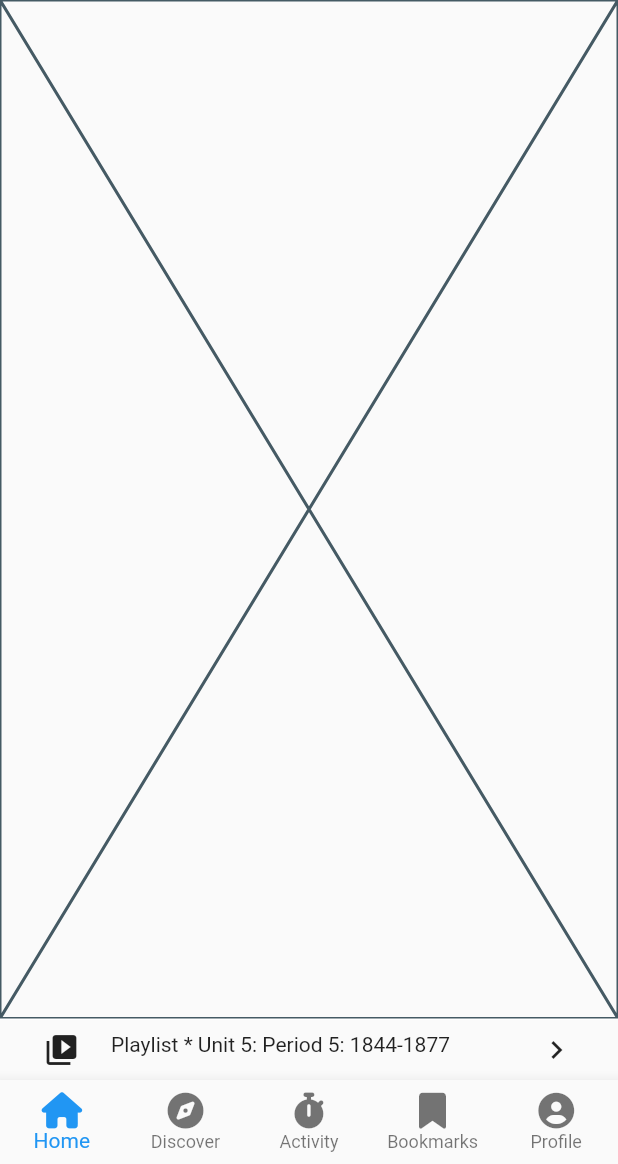
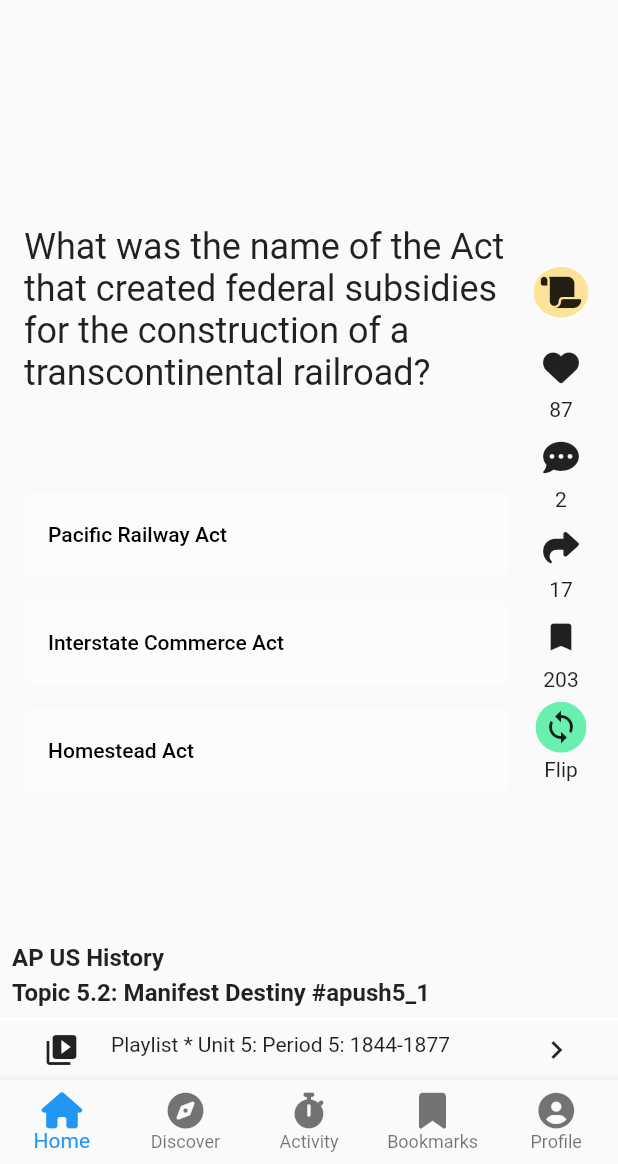
Before and after one commit to masumba/cross_over_test_quizlr, a Flutter app: the screen it shows after launch, tab 2 chosen, on a phone screen of 412 x 824 dp, the part 72-1236 px from its top. Run offline on Flutter 3.47's test engine with Material 2 defaults, Android fonts, the phone set to English and light mode, and no system bars; drawn by our look-alikes of auto_size_text; our stand-ins replace another_flushbar, flutter_feather_icons, font_awesome_flutter, get_it, internet_connection_checker, logger and 2 more.

Commit message:
[WIP] adds for you answer tiles.

```diff
--- /dev/null
+++ b/lib/models/dto/for_you_tab_answer_dto.dart
@@ -0,0 +1,6 @@
+class ForYouTabAnswerDto {
+  String answer;
+  bool isCorrect;
+
+  ForYouTabAnswerDto({required this.answer, required this.isCorrect});
+}
--- a/lib/views/home/tabs/home/home_tab_view_model.dart
+++ b/lib/views/home/tabs/home/home_tab_view_model.dart
@@ -1,12 +1,30 @@
+import 'package:cross_over_test_quizlr/models/dto/for_you_tab_answer_dto.dart';
 import 'package:cross_over_test_quizlr/views/app_base_view_model.dart';
 import 'package:flutter/material.dart';
 
 class HomeTabViewModel extends AppBaseViewModel {
   bool followingFlipClicked = false;
-  Future<void> init() async {}
+  List<ForYouTabAnswerDto> forYouTabAnswers = [];
+  Future<void> init() async {
+    loadForYouAnswers();
+  }
 
   void updateFollowingFlipClicked() {
     followingFlipClicked = !followingFlipClicked;
     notifyListeners();
   }
+
+  void loadForYouAnswers() {
+    forYouTabAnswers.clear();
+    forYouTabAnswers.add(
+      ForYouTabAnswerDto(answer: 'Pacific Railway Act', isCorrect: true),
+    );
+    forYouTabAnswers.add(
+      ForYouTabAnswerDto(answer: 'Interstate Commerce Act', isCorrect: false),
+    );
+    forYouTabAnswers.add(
+      ForYouTabAnswerDto(answer: 'Homestead Act', isCorrect: false),
+    );
+    notifyListeners();
+  }
 }
--- a/lib/views/home/tabs/home/tabs/for_you_tab.dart
+++ b/lib/views/home/tabs/home/tabs/for_you_tab.dart
@@ -1,4 +1,11 @@
+import 'package:auto_size_text/auto_size_text.dart';
+import 'package:cross_over_test_quizlr/utils/screen_util.dart';
+import 'package:cross_over_test_quizlr/views/home/tabs/home/home_tab_view_model.dart';
+import 'package:cross_over_test_quizlr/widgets/for_you_tab_answer.dart';
+import 'package:cross_over_test_quizlr/widgets/icon_text_button.dart';
 import 'package:flutter/material.dart';
+import 'package:font_awesome_flutter/font_awesome_flutter.dart';
+import 'package:stacked/stacked.dart';
 
 class ForYouTab extends StatefulWidget {
   const ForYouTab({super.key});
@@ -10,6 +17,108 @@ class ForYouTab extends StatefulWidget {
 class _ForYouTabState extends State<ForYouTab> {
   @override
   Widget build(BuildContext context) {
-    return const Placeholder();
+    var model = getParentViewModel<HomeTabViewModel>(context);
+    return Stack(
+      fit: StackFit.expand,
+      children: [
+        Padding(
+          padding: const EdgeInsets.fromLTRB(8.0, 8.0, 65.0, 8.0),
+          child: Column(
+            mainAxisAlignment: MainAxisAlignment.center,
+            crossAxisAlignment: CrossAxisAlignment.start,
+            children: [
+              Center(
+                child: Padding(
+                  padding: const EdgeInsets.all(8.0),
+                  child: Text(
+                    'What was the name of the Act that created federal subsidies for the construction of a transcontinental railroad?',
+                    style: Theme.of(context).textTheme.headlineSmall,
+                  ),
+                ),
+              ),
+              ScreenUtil.verticalSpaceLarge,
+              ForYouTabAnswerListBlock(
+                answers: model.forYouTabAnswers,
+              ),
+            ],
+          ),
+        ),
+        Positioned(
+          right: 8,
+          top: MediaQuery.of(context).size.height * 0.20,
+          child: Column(
+            crossAxisAlignment: CrossAxisAlignment.start,
+            children: [
+              IconTextButton(
+                icon: const FaIcon(FontAwesomeIcons.scroll),
+                color: Colors.amber.withOpacity(0.4),
+                borderColor: Colors.white,
+                onPressed: () {},
+              ),
+              IconTextButton(
+                icon: const FaIcon(FontAwesomeIcons.solidHeart),
+                label: const Text('87'),
+                onPressed: () {
+                  // Handle trailing button press
+                },
+              ),
+              IconTextButton(
+                icon: const FaIcon(FontAwesomeIcons.solidCommentDots),
+                label: const Text('2'),
+                onPressed: () {
+                  // Handle trailing button press
+                },
+              ),
+              IconTextButton(
+                icon: const FaIcon(FontAwesomeIcons.share),
+                label: const Text('17'),
+                onPressed: () {
+                  // Handle trailing button press
+                },
+              ),
+              IconTextButton(
+                icon: const Icon(Icons.bookmark),
+                label: const Text('203'),
+                onPressed: () {
+                  // Handle trailing button press
+                },
+              ),
+              IconTextButton(
+                icon: const Icon(Icons.sync),
+                color: Colors.greenAccent,
+                label: const Text('Flip'),
+                onPressed: () {},
+              ),
+            ],
+          ),
+        ),
+        Positioned(
+          left: 8,
+          bottom: 8,
+          child: Column(
+            crossAxisAlignment: CrossAxisAlignment.start,
+            children: [
+              Text(
+                'AP US History',
+                style: TextStyle(
+                  color: Theme.of(context).iconTheme.color,
+                  fontSize: 16,
+                  fontWeight: FontWeight.bold,
+                ),
+              ),
+              const SizedBox(height: 4),
+              Text(
+                'Topic 5.2: Manifest Destiny #apush5_1',
+                style: TextStyle(
+                  color: Theme.of(context).iconTheme.color,
+                  fontSize: 16,
+                  fontWeight: FontWeight.bold,
+                ),
+              ),
+            ],
+          ),
+        ),
+      ],
+    );
   }
 }
--- /dev/null
+++ b/lib/widgets/for_you_tab_answer.dart
@@ -0,0 +1,40 @@
+import 'package:auto_size_text/auto_size_text.dart';
+import 'package:cross_over_test_quizlr/models/dto/for_you_tab_answer_dto.dart';
+import 'package:flutter/material.dart';
+
+class ForYouTabAnswer extends StatelessWidget {
+  final String answer;
+  const ForYouTabAnswer({Key? key, required this.answer}) : super(key: key);
+
+  @override
+  Widget build(BuildContext context) {
+    return Padding(
+      padding: const EdgeInsets.all(8.0),
+      child: ListTile(
+        title: AutoSizeText(answer),
+        tileColor: Colors.white30,
+        shape: RoundedRectangleBorder(
+          borderRadius: BorderRadius.circular(5),
+        ),
+      ),
+    );
+  }
+}
+
+class ForYouTabAnswerListBlock extends StatelessWidget {
+  final List<ForYouTabAnswerDto> answers;
+  const ForYouTabAnswerListBlock({super.key, required this.answers});
+
+  @override
+  Widget build(BuildContext context) {
+    return ListView.builder(
+      shrinkWrap: true,
+      itemCount: answers.length,
+      itemBuilder: (BuildContext context, int index) {
+        return ForYouTabAnswer(
+          answer: answers[index].answer,
+        );
+      },
+    );
+  }
+}
```
